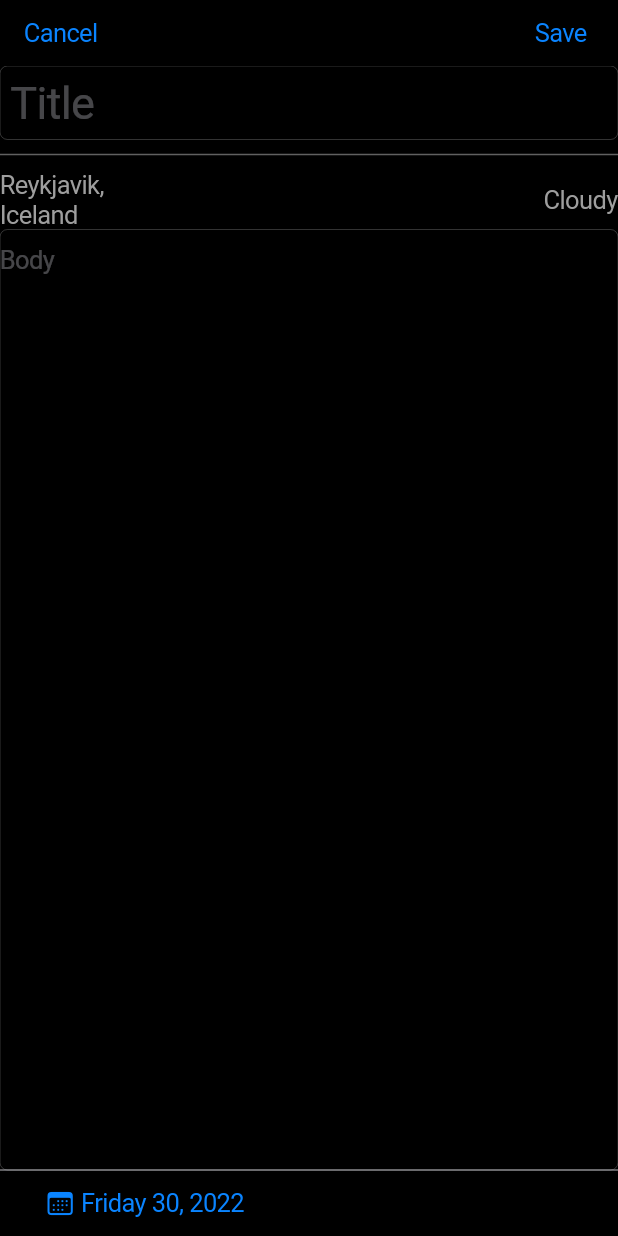
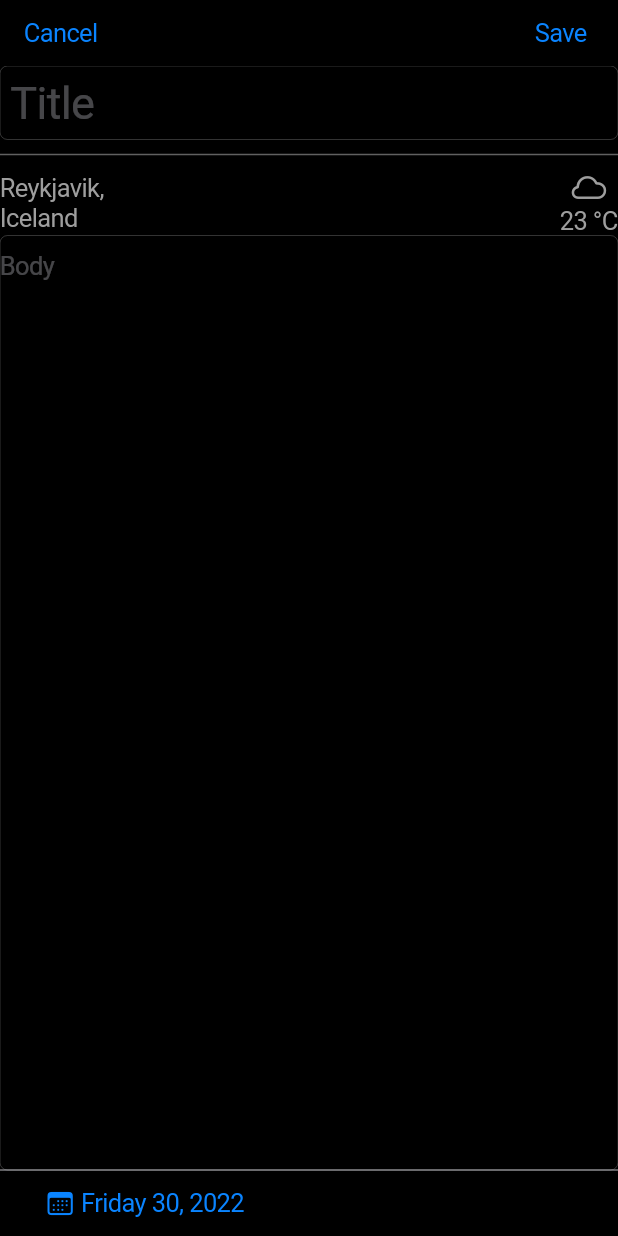
Before and after one commit to alanperezse/paper_rails, a Flutter app: the EntryScreen screen opened directly, on a phone screen of 412 x 824 dp. Run offline on Flutter 3.47's test engine with Material 2 defaults, Android fonts, the phone set to English and light mode, and no system bars; missing offline and left inert: cupertino_list_tile.

Commit message:
Hardcoded view for weather

```diff
--- a/lib/views/entry_screen.dart
+++ b/lib/views/entry_screen.dart
@@ -44,19 +44,24 @@ class _EntryScreen extends State<EntryScreen> {
                 color: Colors.grey[700],
               ),
               Row(
-                children: const [
-                  Text(
+                children: [
+                  const Text(
                     'Reykjavik,\nIceland',
                     style: TextStyle(
                       color: Colors.grey
                     ),
                   ),
-                  Spacer(),
-                  Text(
-                    'Cloudy',
-                    style: TextStyle(
-                      color: Colors.grey
-                    ),
+                  const Spacer(),
+                  Column(
+                    children: const [
+                      Icon(CupertinoIcons.cloud, color: Colors.grey,),
+                      Text(
+                        '23 °C',
+                        style: TextStyle(
+                          color: Colors.grey
+                        ),
+                      )
+                    ]
                   ),
                 ],
               ),
@@ -83,7 +88,7 @@ class _EntryScreen extends State<EntryScreen> {
                       CupertinoButton(
                         padding: const EdgeInsets.symmetric(horizontal: 30),
                         child: Row(
-                          children: [
+                          children: const [
                             Icon(CupertinoIcons.calendar),
                             Text(' Friday 30, 2022')
                           ],
```
